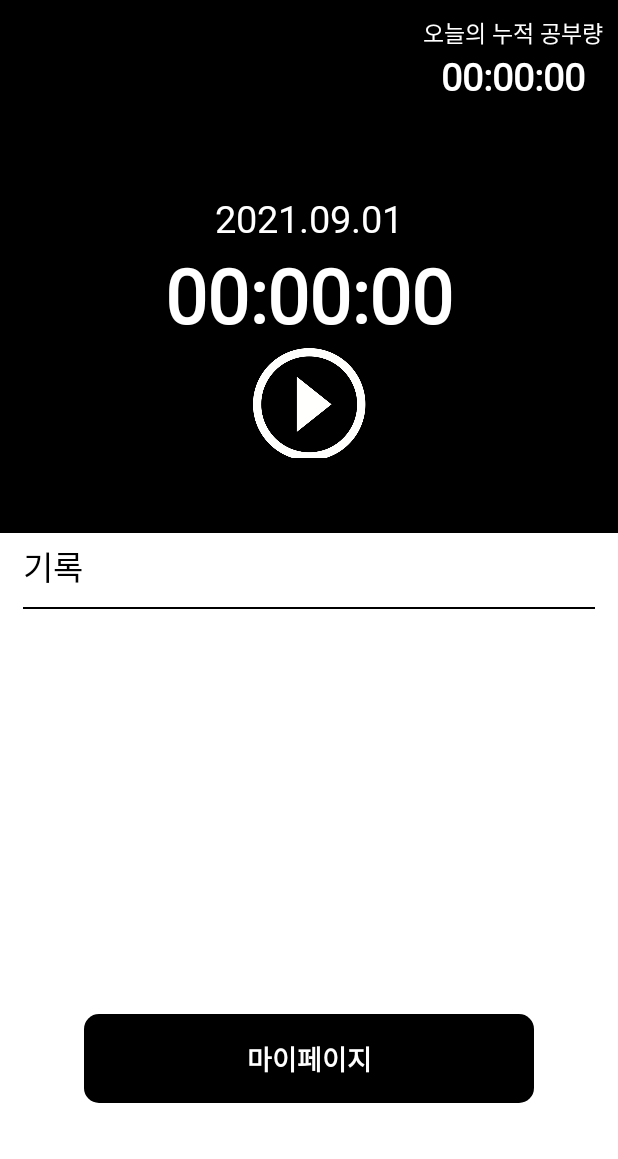
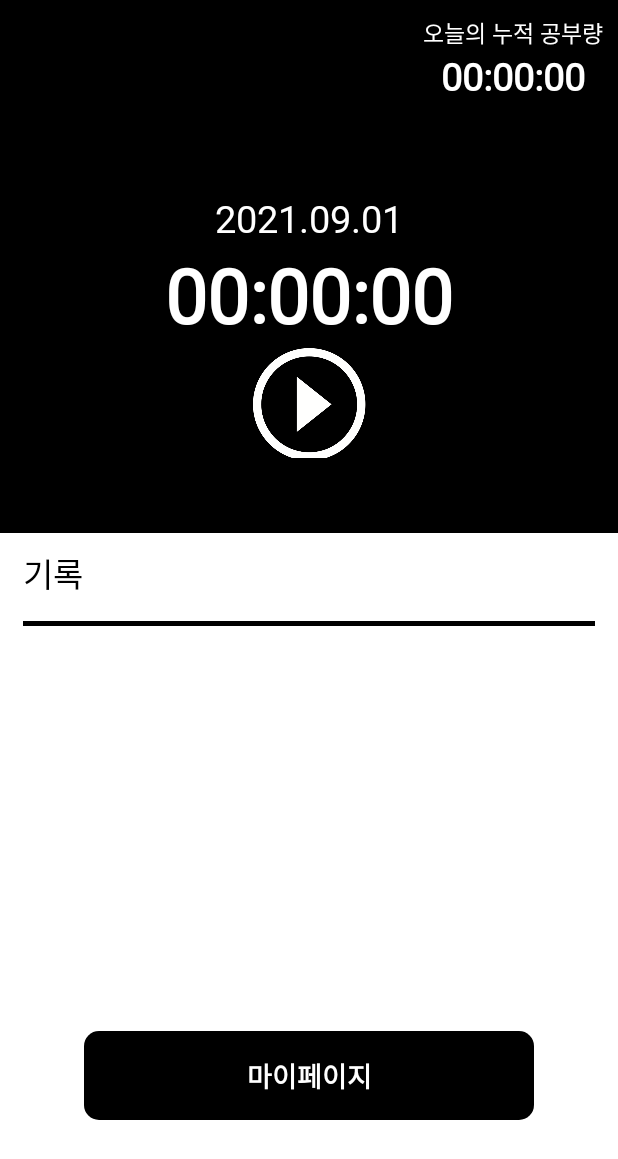
Before and after one commit to wooseok9872/Toy2_front_2021, an Android app: the TimerActivity screen opened directly, with no data from a screen before it, on a phone screen of 412 x 824 dp. Shown: the top 1159 px of the screen. Run offline under Robolectric (Android 15) with nearby library versions, the phone set to English and light mode, and no system bars.

Commit message:
Update Timer

```diff
--- a/app/src/main/res/layout/activity_timer.xml
+++ b/app/src/main/res/layout/activity_timer.xml
@@ -92,15 +92,16 @@
         android:layout_width="wrap_content"
         android:layout_height="wrap_content"
         android:layout_marginLeft="15dp"
-        android:layout_marginTop="5dp"
-        android:layout_marginBottom="5dp"
+        android:layout_marginTop="10dp"
+        android:layout_marginBottom="10dp"
         android:text="기록"
+        android:fontFamily="@font/font"
         android:textColor="@color/myBlack"
         android:textSize="22dp" />
 
     <View
         android:layout_width="match_parent"
-        android:layout_height="1dp"
+        android:layout_height="3dp"
         android:layout_marginLeft="15dp"
         android:layout_marginRight="15dp"
         android:layout_marginTop="5dp"
@@ -118,6 +119,7 @@
             android:layout_marginLeft="15dp"
             android:layout_marginTop="15dp"
             android:text=""
+            android:fontFamily="@font/font"
             android:textColor="@color/myBlack"
             android:textSize="22dp" />
     </ScrollView>
```
Also changed, not shown: app/src/main/java/com/example/myapplication/timer/TimerActivity.kt (+10 -14 lines).
